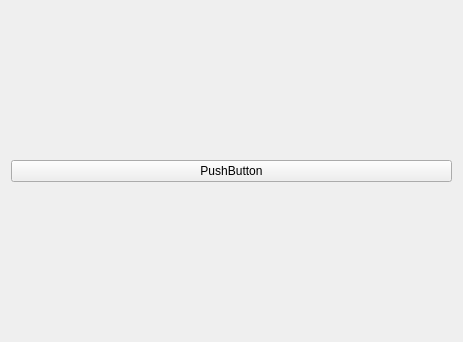
Above: TeApSy/loadericon.ui from Mar94oK/TeApSy before the change. Below: the same form after it.
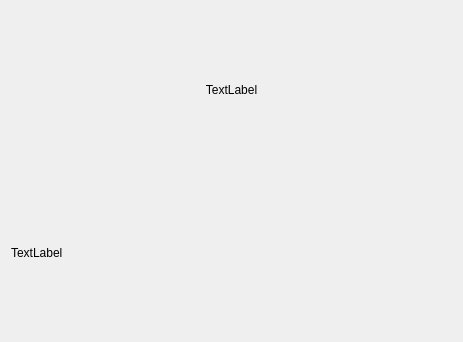
That is the form after the change.

```diff
--- a/TeApSy/loadericon.ui
+++ b/TeApSy/loadericon.ui
@@ -14,12 +14,30 @@
    <string>Form</string>
   </property>
   <layout class="QGridLayout" name="gridLayout">
+   <item row="1" column="0">
+    <layout class="QVBoxLayout" name="verticalLayout">
+     <item>
+      <widget class="QLabel" name="lblBuildVersion">
+       <property name="text">
+        <string>TextLabel</string>
+       </property>
+      </widget>
+     </item>
+    </layout>
+   </item>
    <item row="0" column="0">
-    <widget class="QPushButton" name="pushButton">
+    <layout class="QHBoxLayout" name="horizontalLayout_3">
+     <item>
+      <widget class="QLabel" name="lblGS">
      <property name="text">
-      <string>PushButton</string>
-     </property>
-    </widget>
+        <string>TextLabel</string>
+       </property>
+       <property name="alignment">
+        <set>Qt::AlignCenter</set>
+       </property>
+      </widget>
+     </item>
+    </layout>
    </item>
   </layout>
  </widget>
```
Lines whose indentation alone changed are shown as unchanged.
